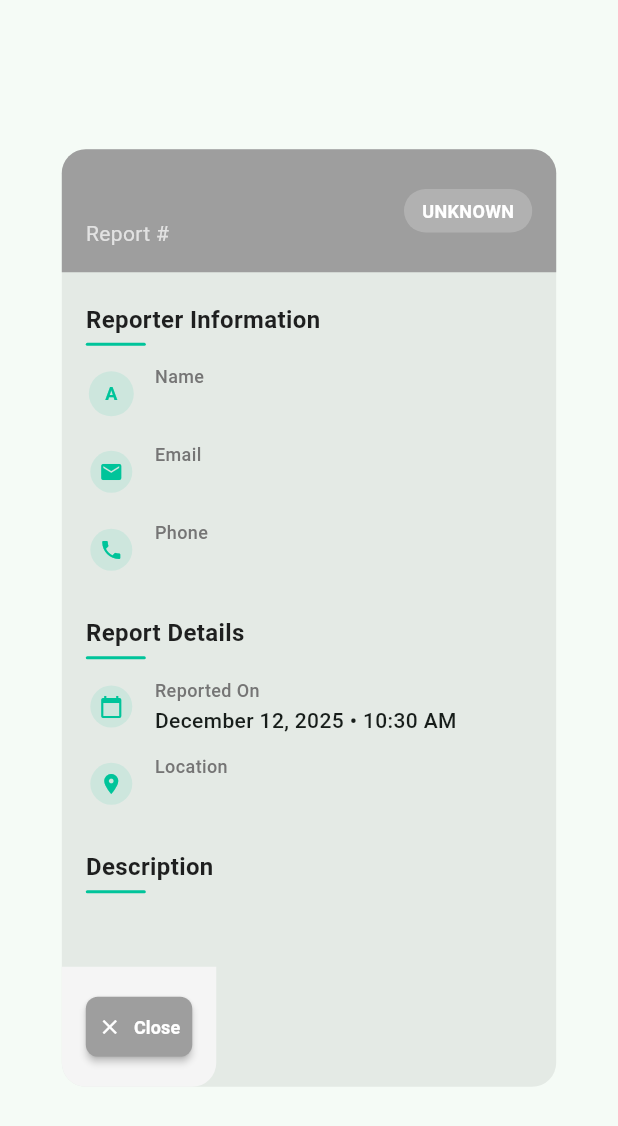
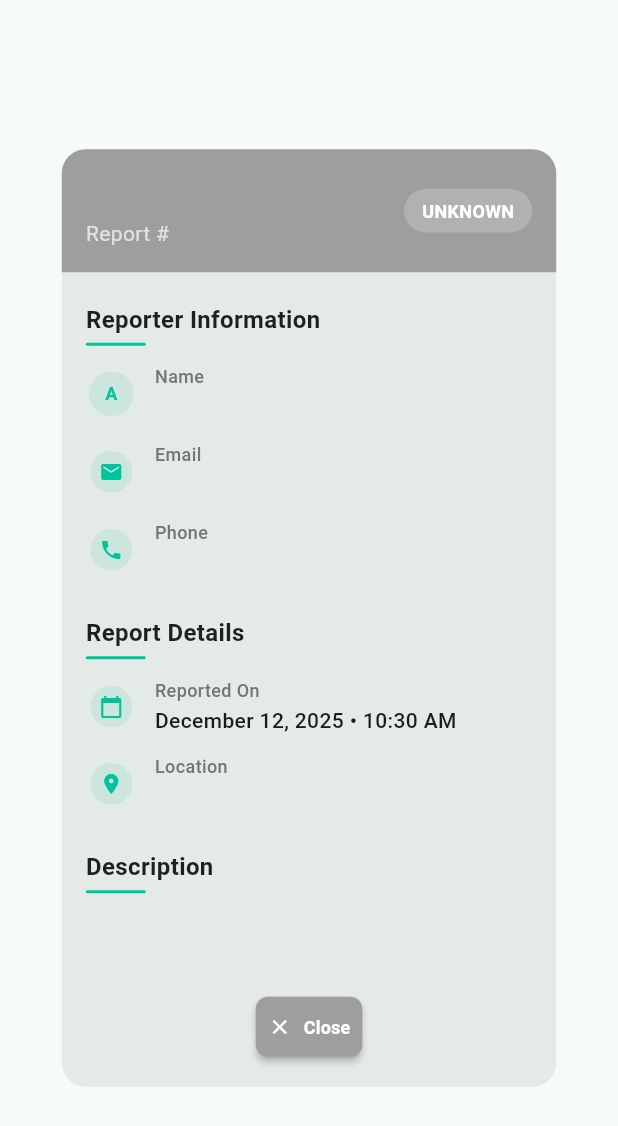
Before and after one commit to 0phl/Pulse-App, a Flutter app: the ReportDetailDialog widget shown alone on an empty page, opened directly with empty values, on a phone screen of 412 x 824 dp. Shown: the top 1126 px of the screen. Run offline on Flutter 3.47's test engine with Material 3 defaults, Android fonts, the phone set to English and light mode, and no system bars; our stand-ins replace cached_network_image, chewie, cloud_firestore, cloud_functions, connectivity_plus, dio and 31 more; missing offline and left inert: cloudinary_public, dart:js_interop, docx_viewer, flutter_pdfview, gal, mailer and 3 more; accounts and stored records are empty; network calls fail; statements that could not run were skipped.

Commit message:
feat: fixing UI

```diff
--- a/lib/pages/register_page.dart
+++ b/lib/pages/register_page.dart
@@ -1327,10 +1327,6 @@ class _RegisterPageState extends State<RegisterPage>
                   contentPadding:
                       const EdgeInsets.symmetric(horizontal: 16, vertical: 16),
                 ),
-                onChanged: (value) {
-                  // Trigger rebuild to update button state
-                  setState(() {});
-                },
                 validator: (value) {
                   if (value == null || value.isEmpty) {
                     return 'Please enter your address';
--- a/lib/widgets/report_detail_dialog.dart
+++ b/lib/widgets/report_detail_dialog.dart
@@ -275,16 +275,17 @@ class _ReportDetailDialogState extends State<ReportDetailDialog> {
                       const SizedBox(height: 16),
                       _buildSectionTitle('Images'),
                       const SizedBox(height: 8),
-                      SizedBox(
+                      Center(
+                        child: SingleChildScrollView(
+                          scrollDirection: Axis.horizontal,
+                          child: Row(
+                            mainAxisSize: MainAxisSize.min,
+                            children: (widget.report['photoUrls'] as List).map((url) {
+                              final imageUrl = url.toString();
+                              return Container(
+                                margin: const EdgeInsets.symmetric(horizontal: 4),
+                                width: 200,
                                 height: 200,
-                        child: ListView.builder(
-                          scrollDirection: Axis.horizontal,
-                          itemCount: (widget.report['photoUrls'] as List).length,
-                          itemBuilder: (context, index) {
-                            final imageUrl = (widget.report['photoUrls'] as List)[index].toString();
-                            return Container(
-                              margin: const EdgeInsets.only(right: 8),
-                              width: 200,
                                 child: GestureDetector(
                                   onTap: () {
                                     Navigator.push(
@@ -315,7 +316,8 @@ class _ReportDetailDialogState extends State<ReportDetailDialog> {
                                   ),
                                 ),
                               );
-                          },
+                            }).toList(),
+                          ),
                         ),
                       ),
                     ],
@@ -326,15 +328,15 @@ class _ReportDetailDialogState extends State<ReportDetailDialog> {
                       const SizedBox(height: 16),
                       _buildSectionTitle('Videos'),
                       const SizedBox(height: 8),
-                      SizedBox(
-                        height: 200,
-                        child: ListView.builder(
+                      Center(
+                        child: SingleChildScrollView(
                           scrollDirection: Axis.horizontal,
-                          itemCount: (widget.report['videoUrls'] as List).length,
-                          itemBuilder: (context, index) {
-                            final videoUrl = (widget.report['videoUrls'] as List)[index].toString();
+                          child: Row(
+                            mainAxisSize: MainAxisSize.min,
+                            children: (widget.report['videoUrls'] as List).map((url) {
+                              final videoUrl = url.toString();
                               return Container(
-                              margin: const EdgeInsets.only(right: 8),
+                                margin: const EdgeInsets.symmetric(horizontal: 4),
                                 width: 200,
                                 height: 200,
                                 child: VideoThumbnail(
@@ -353,7 +355,8 @@ class _ReportDetailDialogState extends State<ReportDetailDialog> {
                                   },
                                 ),
                               );
-                          },
+                            }).toList(),
+                          ),
                         ),
                       ),
                     ],
@@ -375,15 +378,9 @@ class _ReportDetailDialogState extends State<ReportDetailDialog> {
             // Actions
             Container(
               padding: const EdgeInsets.all(16),
-              decoration: BoxDecoration(
-                color: Colors.grey[100],
-                borderRadius: const BorderRadius.only(
-                  bottomLeft: Radius.circular(16),
-                  bottomRight: Radius.circular(16),
-                ),
-              ),
+              width: double.infinity,
               child: Wrap(
-                alignment: WrapAlignment.spaceEvenly,
+                alignment: WrapAlignment.center,
                 spacing: 8, // horizontal spacing
                 runSpacing: 8, // vertical spacing
                 children: [
```
Also changed, not shown: lib/widgets/user_report_detail_dialog.dart (+19 -20 lines), lib/services/age_restriction_service.dart (line endings or trailing spaces), lib/widgets/restricted_feature_page.dart (line endings or trailing spaces). Lines whose indentation alone changed are shown as unchanged.
